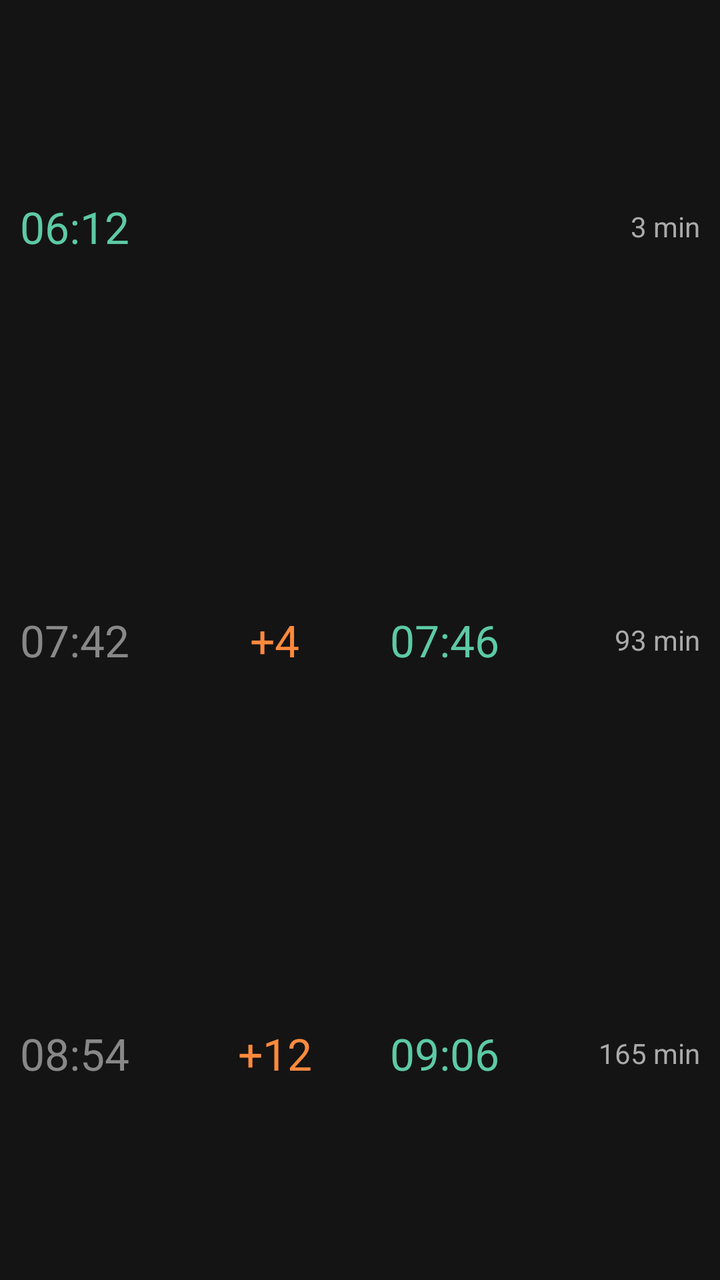
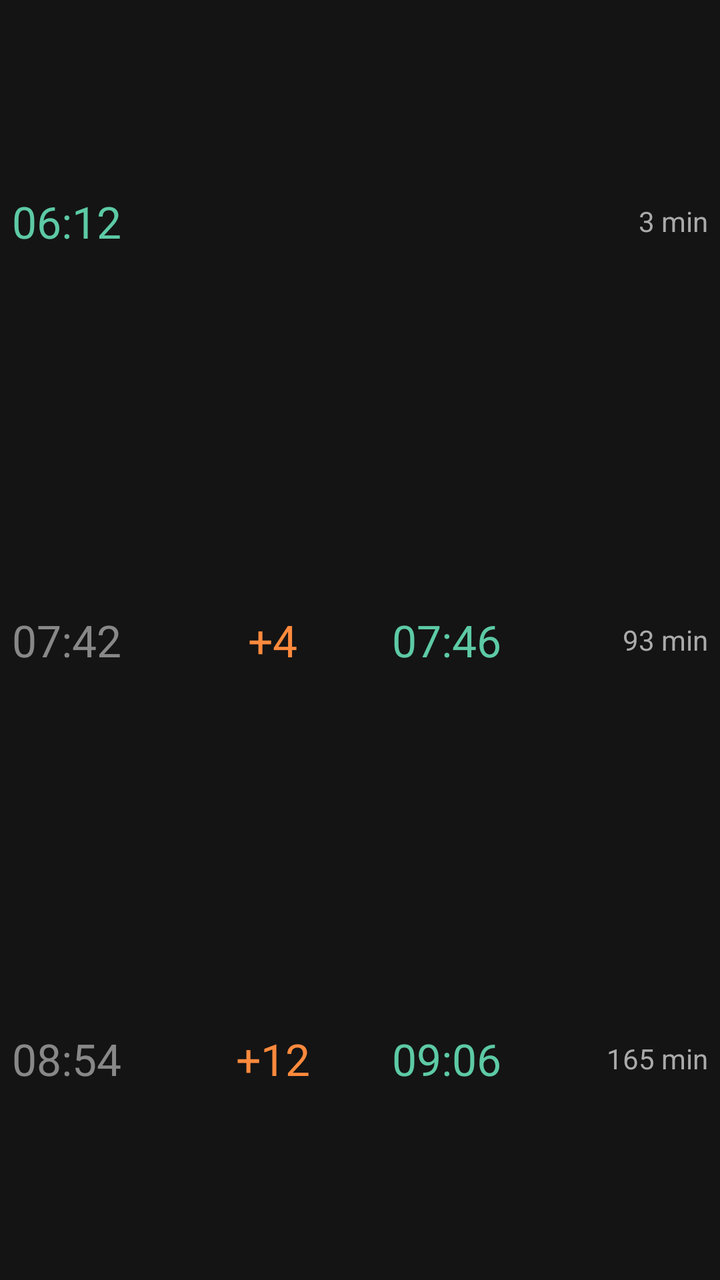

An Android layout rendered at two revisions. The XML below is the earlier revision; the diff shows what the commit changed to produce the second picture.
<!-- AndroidManifest.xml: application theme Theme.SveticeWidget -->
<!-- res/layout/widget_train.xml -->
<?xml version="1.0" encoding="utf-8"?>
<GridLayout xmlns:android="http://schemas.android.com/apk/res/android"
    android:layout_width="match_parent"
    android:layout_height="match_parent"
    android:background="#FF141414"
    android:padding="10dp"
    android:columnCount="4"
    android:rowCount="3"
    android:useDefaultMargins="false">

    
    <TextView
        android:id="@+id/t1_planned"
        android:text="06:12"
        android:textColor="#FF5DCAA5"
        android:textSize="22sp"
        android:gravity="start|center_vertical"
        android:layout_row="0"
        android:layout_column="0"
        android:layout_width="0dp"
        android:layout_columnWeight="1"
        android:layout_rowWeight="1" />

    <TextView
        android:id="@+id/t1_delay"
        android:text=""
        android:textColor="#FFFF8A3D"
        android:textSize="22sp"
        android:gravity="center"
        android:layout_row="0"
        android:layout_column="1"
        android:layout_width="0dp"
        android:layout_columnWeight="1"
        android:layout_rowWeight="1" />

    <TextView
        android:id="@+id/t1_new"
        android:text=""
        android:textColor="#FF5DCAA5"
        android:textSize="22sp"
        android:gravity="center"
        android:layout_row="0"
        android:layout_column="2"
        android:layout_width="0dp"
        android:layout_columnWeight="1"
        android:layout_rowWeight="1" />

    <TextView
        android:id="@+id/t1_eta"
        android:text="3 min"
        android:textColor="#FFAAAAAA"
        android:textSize="14sp"
        android:gravity="end|center_vertical"
        android:layout_row="0"
        android:layout_column="3"
        android:layout_width="0dp"
        android:layout_columnWeight="1"
        android:layout_rowWeight="1" />

    
    <TextView
        android:id="@+id/t2_planned"
        android:text="07:42"
        android:textColor="#FF888888"
        android:textSize="22sp"
        android:gravity="start|center_vertical"
        android:layout_row="1"
        android:layout_column="0"
        android:layout_width="0dp"
        android:layout_columnWeight="1"
        android:layout_rowWeight="1" />

    <TextView
        android:id="@+id/t2_delay"
        android:text="+4"
        android:textColor="#FFFF8A3D"
        android:textSize="22sp"
        android:gravity="center"
        android:layout_row="1"
        android:layout_column="1"
        android:layout_width="0dp"
        android:layout_columnWeight="1"
        android:layout_rowWeight="1" />

    <TextView
        android:id="@+id/t2_new"
        android:text="07:46"
        android:textColor="#FF5DCAA5"
        android:textSize="22sp"
        android:gravity="center"
        android:layout_row="1"
        android:layout_column="2"
        android:layout_width="0dp"
        android:layout_columnWeight="1"
        android:layout_rowWeight="1" />

    <TextView
        android:id="@+id/t2_eta"
        android:text="93 min"
        android:textColor="#FFAAAAAA"
        android:textSize="14sp"
        android:gravity="end|center_vertical"
        android:layout_row="1"
        android:layout_column="3"
        android:layout_width="0dp"
        android:layout_columnWeight="1"
        android:layout_rowWeight="1" />

    
    <TextView
        android:id="@+id/t3_planned"
        android:text="08:54"
        android:textColor="#FF888888"
        android:textSize="22sp"
        android:gravity="start|center_vertical"
        android:layout_row="2"
        android:layout_column="0"
        android:layout_width="0dp"
        android:layout_columnWeight="1"
        android:layout_rowWeight="1" />

    <TextView
        android:id="@+id/t3_delay"
        android:text="+12"
        android:textColor="#FFFF8A3D"
        android:textSize="22sp"
        android:gravity="center"
        android:layout_row="2"
        android:layout_column="1"
        android:layout_width="0dp"
        android:layout_columnWeight="1"
        android:layout_rowWeight="1" />

    <TextView
        android:id="@+id/t3_new"
        android:text="09:06"
        android:textColor="#FF5DCAA5"
        android:textSize="22sp"
        android:gravity="center"
        android:layout_row="2"
        android:layout_column="2"
        android:layout_width="0dp"
        android:layout_columnWeight="1"
        android:layout_rowWeight="1" />

    <TextView
        android:id="@+id/t3_eta"
        android:text="165 min"
        android:textColor="#FFAAAAAA"
        android:textSize="14sp"
        android:gravity="end|center_vertical"
        android:layout_row="2"
        android:layout_column="3"
        android:layout_width="0dp"
        android:layout_columnWeight="1"
        android:layout_rowWeight="1" />

</GridLayout>
<!-- resources referenced by this layout -->
<resources>
  <style name="Theme.SveticeWidget" parent="Theme.AppCompat.DayNight.NoActionBar" />
</resources>

<!-- the commit's change to res/layout/widget_train.xml (unified diff, before → after) -->
@@ -3,7 +3,7 @@
     android:layout_width="match_parent"
     android:layout_height="match_parent"
     android:background="#FF141414"
-    android:padding="10dp"
+    android:padding="6dp"
     android:columnCount="4"
     android:rowCount="3"
     android:useDefaultMargins="false">
